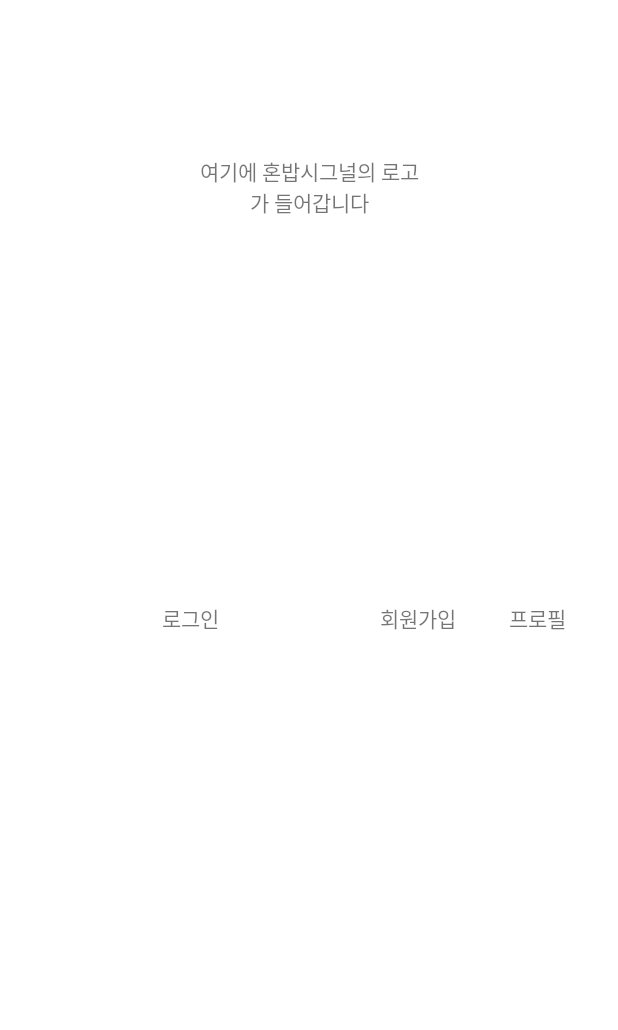
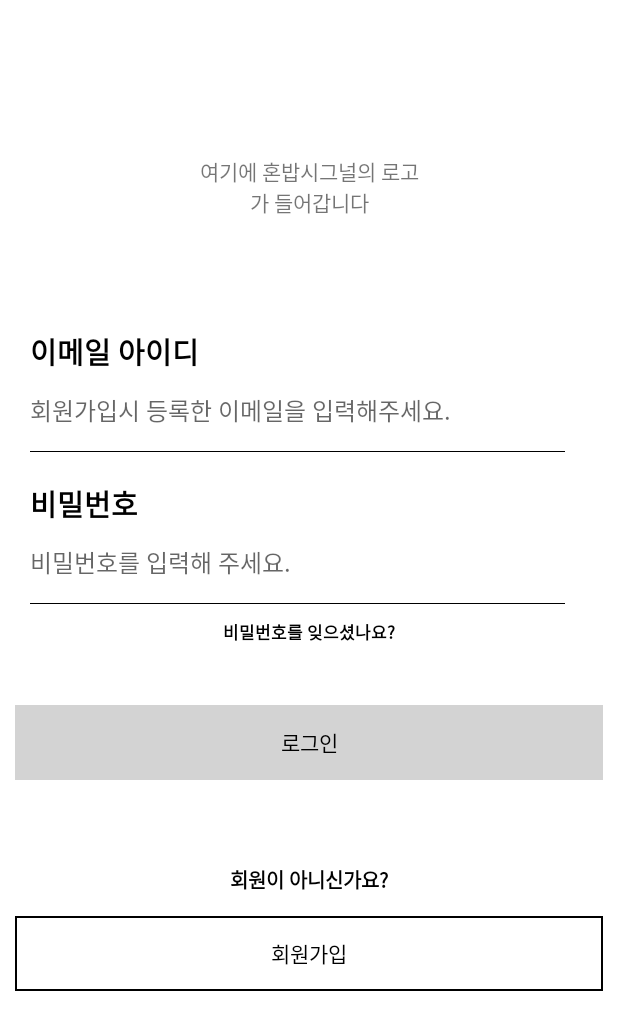
Before and after one commit to MadMax-Team/honbap_signal_android, an Android app: the layout fragment_home.xml on its own in the app's theme, with its tools: preview values and no code run, on a phone screen of 412 x 824 dp. Shown: the top 1030 px of the screen. Run offline under Robolectric (Android 15) with nearby library versions, the phone set to English and light mode, and no system bars.

Commit message:
시작화면 UI 구성

```diff
--- a/app/src/main/java/com/example/HonbabSignal/HomeFragment.kt
+++ b/app/src/main/java/com/example/HonbabSignal/HomeFragment.kt
@@ -22,14 +22,6 @@ class HomeFragment : Fragment() {
     ): View {
         binding = FragmentHomeBinding.inflate(inflater, container, false)
 
-        //home에서 login버튼 누르면 login activity로 넘어갑니다
-        binding.homeLoginTv.setOnClickListener {
-            //Toast.makeText(activity, "Its toast!", Toast.LENGTH_SHORT).show();
-
-            val intent = Intent(activity, LogInActivity::class.java)
-            startActivity(intent)
-        }
-
         //home에서 회원가입 버튼 누르면 signup activity로 넘어갑니다
         binding.homeSignUpTv.setOnClickListener {
             //Toast.makeText(activity, "Its toast!", Toast.LENGTH_SHORT).show();
@@ -38,13 +30,13 @@ class HomeFragment : Fragment() {
             startActivity(intent)
         }
 
-        //(test용) home에서 프로필 버튼을 누르면 profile activity로 넘어갑니다
-        binding.homeProfileTv.setOnClickListener {
-            //Toast.makeText(activity, "Its toast!", Toast.LENGTH_SHORT).show();
-
-            val intent = Intent(activity, ProfileActivity::class.java)
-            startActivity(intent)
-        }
+        //        //home에서 login버튼 누르면 login activity로 넘어갑니다
+//        binding.homeLoginTv.setOnClickListener {
+//            //Toast.makeText(activity, "Its toast!", Toast.LENGTH_SHORT).show();
+//
+//            val intent = Intent(activity, LogInActivity::class.java)
+//            startActivity(intent)
+//        }
 
         return binding.root
     }
--- /dev/null
+++ b/app/src/main/res/drawable/edge_for_textview.xml
@@ -0,0 +1,12 @@
+<?xml version="1.0" encoding="utf-8"?>
+<layer-list xmlns:android = "http://schemas.android.com/apk/res/android">
+    <item>
+        <shape android:shape="rectangle">
+            <stroke
+                android:width="1dp"
+                android:color="@color/black"/>
+            <solid
+                android:color="#FFFFFFFF"/>
+        </shape>
+    </item>
+</layer-list>
--- a/app/src/main/res/layout/fragment_home.xml
+++ b/app/src/main/res/layout/fragment_home.xml
@@ -1,10 +1,13 @@
 <?xml version="1.0" encoding="utf-8"?>
+<ScrollView
+    android:layout_width="match_parent"
+    android:layout_height="match_parent"
+    xmlns:android="http://schemas.android.com/apk/res/android">
     <androidx.constraintlayout.widget.ConstraintLayout xmlns:android="http://schemas.android.com/apk/res/android"
         xmlns:app="http://schemas.android.com/apk/res-auto"
         xmlns:tools="http://schemas.android.com/tools"
         android:layout_width="match_parent"
         android:layout_height="match_parent">
-
         <TextView
             android:id="@+id/home_logo_tv"
             android:layout_width="150dp"
@@ -16,42 +19,145 @@
             app:layout_constraintEnd_toEndOf="parent"
             app:layout_constraintTop_toTopOf="parent"
             />
+        //이메일 아이디
+        <TextView
+            android:id="@+id/home_email_id_tv"
+            android:layout_width="wrap_content"
+            android:layout_height="wrap_content"
+            android:text="이메일 아이디"
+            android:textSize="19sp"
+            android:textColor="@color/black"
+            android:textStyle="bold"
+            android:layout_marginTop="20dp"
+            app:layout_constraintTop_toBottomOf="@id/home_logo_tv"
+            app:layout_constraintStart_toStartOf="@id/home_email_id_et" />
+        <EditText
+            android:id="@+id/home_email_id_et"
+            android:layout_width="0dp"
+            android:layout_height="wrap_content"
+            android:layout_marginStart="20dp"
+            android:layout_marginTop="12dp"
+            android:layout_marginEnd="35dp"
+            android:background="@null"
+            android:hint="회원가입시 등록한 이메일을 입력해주세요."
+            android:inputType="text"
+            android:textSize="16sp"
+            app:layout_constraintTop_toBottomOf="@id/home_email_id_tv"
+            app:layout_constraintStart_toStartOf="parent"
+            app:layout_constraintEnd_toEndOf="parent"/>
+
+        <View
+            android:id="@+id/home_email_id_underscore_view"
+            android:layout_width="0dp"
+            android:layout_height="1px"
+            android:layout_marginTop="15dp"
+            android:background="@color/black"
+            app:layout_constraintEnd_toEndOf="@id/home_email_id_et"
+            app:layout_constraintStart_toStartOf="@id/home_email_id_et"
+            app:layout_constraintTop_toBottomOf="@id/home_email_id_et"/>
+        //비밀번호
+        <TextView
+            android:id="@+id/home_pwd_tv"
+            android:layout_width="wrap_content"
+            android:layout_height="wrap_content"
+            android:text="비밀번호"
+            android:textColor="@color/black"
+            android:textStyle="bold"
+            android:textSize="19sp"
+            android:layout_marginTop="20dp"
+            app:layout_constraintTop_toBottomOf="@id/home_email_id_underscore_view"
+            app:layout_constraintStart_toStartOf="@id/home_email_id_et" />
+        <EditText
+            android:id="@+id/home_pwd_et"
+            android:layout_width="0dp"
+            android:layout_height="wrap_content"
+            android:layout_marginStart="20dp"
+            android:layout_marginTop="12dp"
+            android:layout_marginEnd="35dp"
+            android:background="@null"
+            android:hint="비밀번호를 입력해 주세요."
+            android:inputType="text"
+            android:textSize="16sp"
+            app:layout_constraintTop_toBottomOf="@id/home_pwd_tv"
+            app:layout_constraintStart_toStartOf="parent"
+            app:layout_constraintEnd_toEndOf="parent"/>
+
+        <View
+            android:id="@+id/home_pwd_underscore_view"
+            android:layout_width="0dp"
+            android:layout_height="1px"
+            android:layout_marginTop="15dp"
+            android:background="@color/black"
+            app:layout_constraintEnd_toEndOf="@id/home_pwd_et"
+            app:layout_constraintStart_toStartOf="@id/home_pwd_et"
+            app:layout_constraintTop_toBottomOf="@id/home_pwd_et"/>
+        <TextView
+            android:id="@+id/home_forget_pwd_tv"
+            android:layout_width="wrap_content"
+            android:layout_height="wrap_content"
+            android:text="비밀번호를 잊으셨나요?"
+            android:textStyle="bold"
+            android:layout_marginTop="10dp"
+            android:textSize="11sp"
+            android:textColor="@color/black"
+            app:layout_constraintStart_toStartOf="parent"
+            app:layout_constraintEnd_toEndOf="parent"
+            app:layout_constraintTop_toBottomOf="@id/home_pwd_underscore_view"/>
 
         <TextView
             android:id="@+id/home_login_tv"
+            android:layout_width="0dp"
+            android:layout_height="50dp"
+            android:text="로그인"
+            android:background="#D3D3D3"
+            android:textColor="@color/black"
+            android:layout_marginTop="40dp"
+            android:layout_marginStart="10dp"
+            android:layout_marginEnd="10dp"
+            android:gravity="center"
+            app:layout_constraintStart_toStartOf="parent"
+            app:layout_constraintEnd_toEndOf="parent"
+            app:layout_constraintTop_toBottomOf="@id/home_forget_pwd_tv"
+            />
+
+        <View
+            android:id="@+id/home_login_underscore_view"
+            android:layout_width="0dp"
+            android:layout_height="1px"
+            android:layout_marginTop="15dp"
+            app:layout_constraintEnd_toEndOf="@id/home_login_tv"
+            app:layout_constraintStart_toStartOf="@id/home_login_tv"
+            app:layout_constraintTop_toBottomOf="@id/home_login_tv"/>
+
+        <TextView
+            android:id="@+id/home_not_a_member_tv"
             android:layout_width="wrap_content"
             android:layout_height="wrap_content"
-        android:text="로그인"
+            android:text="회원이 아니신가요?"
+            android:textStyle="bold"
+            android:layout_marginTop="40dp"
+            android:textSize="13sp"
+            android:textColor="@color/black"
             app:layout_constraintStart_toStartOf="parent"
-        app:layout_constraintTop_toTopOf="parent"
-        app:layout_constraintBottom_toBottomOf="parent"
-        app:layout_constraintEnd_toStartOf="@id/home_sign_up_tv"/>
+            app:layout_constraintEnd_toEndOf="parent"
+            app:layout_constraintTop_toBottomOf="@id/home_login_underscore_view"/>
+
         <TextView
             android:id="@+id/home_sign_up_tv"
-        android:layout_width="wrap_content"
-        android:layout_height="wrap_content"
+            android:layout_width="0dp"
+            android:layout_height="50dp"
             android:text="회원가입"
-        app:layout_constraintStart_toEndOf="@id/home_login_tv"
+            android:textColor="@color/black"
+            android:background="@drawable/edge_for_textview"
+            android:layout_marginTop="14dp"
+            android:layout_marginStart="10dp"
+            android:layout_marginEnd="10dp"
+            android:gravity="center"
+            app:layout_constraintStart_toStartOf="parent"
             app:layout_constraintEnd_toEndOf="parent"
-        app:layout_constraintTop_toTopOf="parent"
-        app:layout_constraintBottom_toBottomOf="parent"/>
+            app:layout_constraintTop_toBottomOf="@id/home_not_a_member_tv" />
 
-    <TextView
-        android:id="@+id/home_profile_tv"
-        android:layout_width="wrap_content"
-        android:layout_height="wrap_content"
-        android:text="프로필"
-        app:layout_constraintStart_toEndOf="@id/home_sign_up_tv"
-        app:layout_constraintEnd_toEndOf="parent"
-        app:layout_constraintTop_toTopOf="parent"
-        app:layout_constraintBottom_toBottomOf="parent"/>
-<!--    <TextView-->
-<!--        android:layout_width="wrap_content"-->
-<!--        android:layout_height="wrap_content"-->
-<!--        android:text="홈 프래그먼트"-->
-<!--        app:layout_constraintBottom_toBottomOf="parent"-->
-<!--        app:layout_constraintEnd_toEndOf="parent"-->
-<!--        app:layout_constraintStart_toStartOf="parent"-->
-<!--        app:layout_constraintTop_toTopOf="parent" />-->
+
 
     </androidx.constraintlayout.widget.ConstraintLayout>
+</ScrollView>
```
Lines whose indentation alone changed are shown as unchanged.
